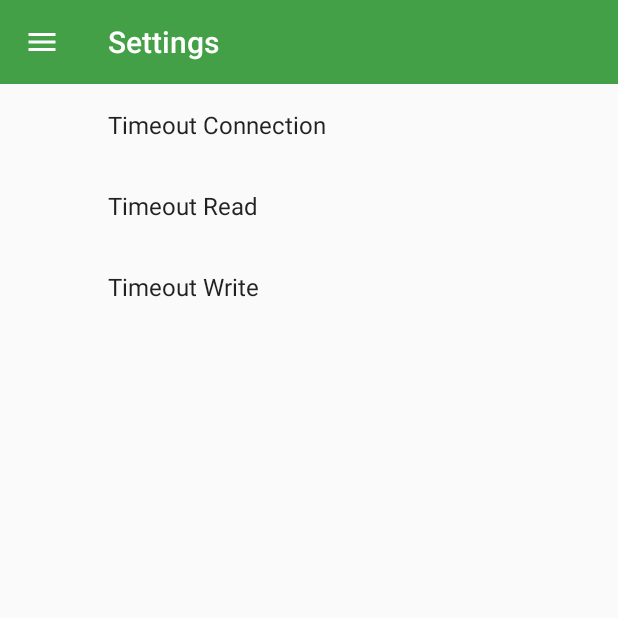
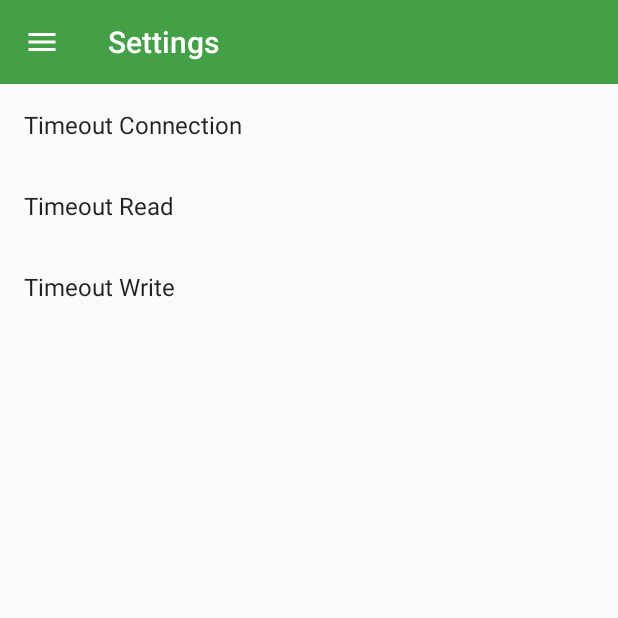
Before and after one commit to tarunsingh070/DjangoRestClient, an Android app: the screen it shows after launch (HomeActivity), in the side drawer, after a tap on "Settings", on a phone screen of 412 x 824 dp, the top half of it. Run offline under Robolectric (Android 15) with nearby library versions, the phone set to English and light mode, and no system bars; our stand-ins replace androidx.preference.

Commit message:
Fixed a UI issue on Settings screen.

```diff
--- a/app/src/main/java/tarun/djangorestclient/com/djangorestclient/fragment/SettingsPreferenceFragment.java
+++ b/app/src/main/java/tarun/djangorestclient/com/djangorestclient/fragment/SettingsPreferenceFragment.java
@@ -9,8 +9,10 @@ package tarun.djangorestclient.com.djangorestclient.fragment;
 
 import android.content.SharedPreferences;
 import android.os.Bundle;
+
 import androidx.preference.Preference;
 import androidx.preference.PreferenceFragmentCompat;
+
 import android.text.TextUtils;
 import android.view.Menu;
 
@@ -72,6 +74,7 @@ public class SettingsPreferenceFragment extends PreferenceFragmentCompat impleme
 
     /**
      * Set summary for a timeout preference type to be the user set timeout value.
+     *
      * @param preferenceKey Preference Key corresponding to the timeout preference.
      */
     private void setTimeoutPrefSummary(String preferenceKey) {
--- a/app/src/main/res/xml/preferences.xml
+++ b/app/src/main/res/xml/preferences.xml
@@ -1,12 +1,16 @@
 <?xml version="1.0" encoding="utf-8"?>
-<PreferenceScreen xmlns:android="http://schemas.android.com/apk/res/android">
+<PreferenceScreen xmlns:android="http://schemas.android.com/apk/res/android"
+    xmlns:app="http://schemas.android.com/apk/res-auto">
     <EditTextPreference
         android:key="@string/key_timeout_connect_preference"
-        android:title="Timeout Connection" />
+        android:title="Timeout Connection"
+        app:iconSpaceReserved="false"/>
     <EditTextPreference
         android:key="@string/key_timeout_read_preference"
-        android:title="Timeout Read" />
+        android:title="Timeout Read"
+        app:iconSpaceReserved="false"/>
     <EditTextPreference
         android:key="@string/key_timeout_write_preference"
-        android:title="Timeout Write" />
+        android:title="Timeout Write"
+        app:iconSpaceReserved="false"/>
 </PreferenceScreen>
```
